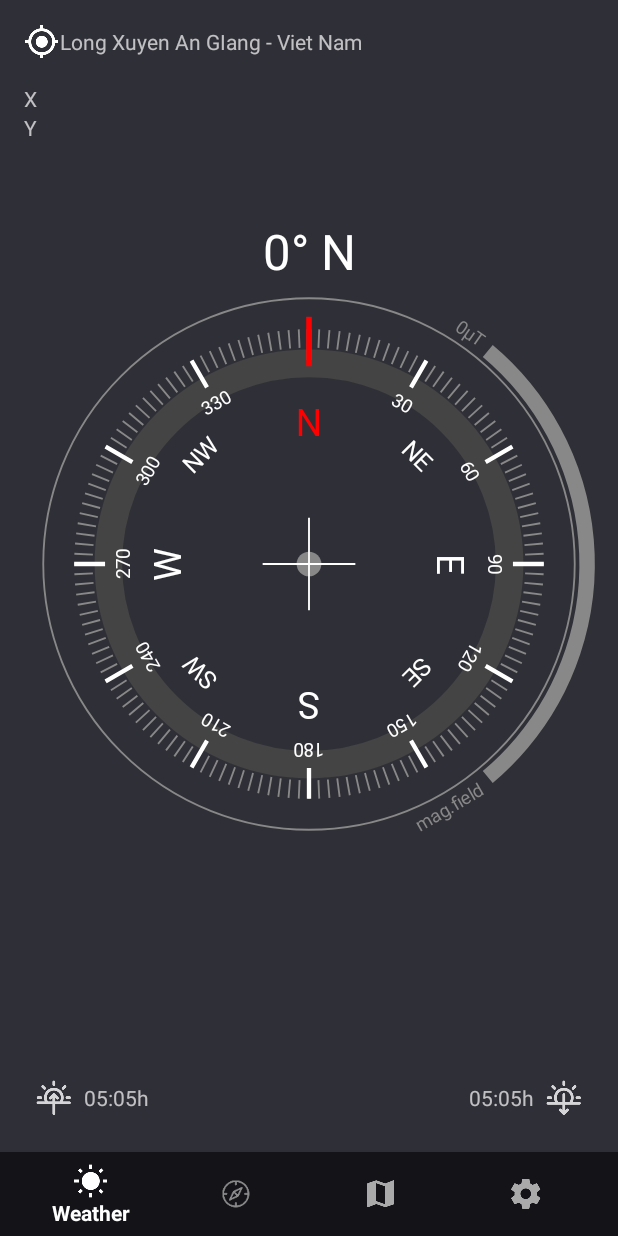
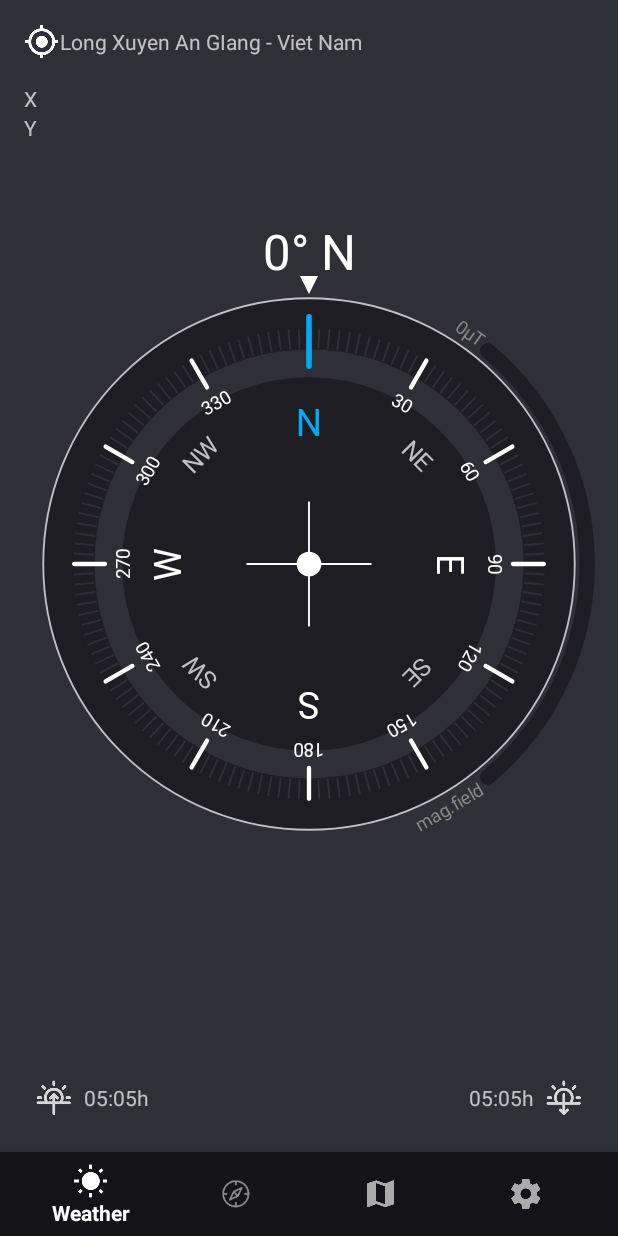
Before and after one commit to tranleduy2000/Compass, an Android app: the screen it shows after launch (MainActivity), on a phone screen of 412 x 824 dp. Run offline under Robolectric (Android 15) with nearby library versions, the phone set to English and light mode, and no system bars; libraries missing offline, so code that uses them is left out: com.google.firebase.crash; 1 statement that could not run was skipped.

Commit message:
improve color

```diff
--- a/app/src/main/java/com/duy/compass/MainActivity.java
+++ b/app/src/main/java/com/duy/compass/MainActivity.java
@@ -8,9 +8,6 @@ import android.support.v4.app.FragmentPagerAdapter;
 import android.support.v7.app.AppCompatActivity;
 
 import com.duy.compass.fragments.CompassFragment;
-import com.duy.compass.fragments.CompassMapFragment;
-import com.duy.compass.fragments.SettingFragment;
-import com.duy.compass.fragments.WeatherFragment;
 import com.duy.compass.view.CustomViewPager;
 
 public class MainActivity extends AppCompatActivity {
@@ -24,20 +21,20 @@ public class MainActivity extends AppCompatActivity {
         FragmentPagerAdapter adapter = new FragmentPagerAdapter(getSupportFragmentManager()) {
             @Override
             public int getCount() {
-                return 4;
+                return 1;
             }
 
             @Override
             public Fragment getItem(int position) {
                 switch (position) {
+//                    case 0:
+//                        return new WeatherFragment();
                     case 0:
-                        return new WeatherFragment();
-                    case 1:
                         return new CompassFragment();
-                    case 2:
-                        return new CompassMapFragment();
-                    case 3:
-                        return new SettingFragment();
+//                    case 2:
+//                        return new CompassMapFragment();
+//                    case 3:
+//                        return new SettingFragment();
                 }
                 return null;
             }
--- a/app/src/main/java/com/duy/compass/compass/CanvasHelper.java
+++ b/app/src/main/java/com/duy/compass/compass/CanvasHelper.java
@@ -11,8 +11,12 @@ import android.graphics.Point;
 import android.graphics.RectF;
 import android.graphics.Shader;
 import android.graphics.Typeface;
+import android.support.annotation.ColorInt;
+import android.support.annotation.NonNull;
 import android.support.annotation.Nullable;
+import android.support.v4.content.ContextCompat;
 
+import com.duy.compass.R;
 import com.duy.compass.model.SensorValue;
 import com.duy.compass.model.Sunshine;
 
@@ -25,9 +29,26 @@ public class CanvasHelper {
     private final Paint mDirectionTextPaint = new Paint(Paint.ANTI_ALIAS_FLAG);
     private final Paint mPathPaint = new Paint(Paint.ANTI_ALIAS_FLAG);
     private final Paint mMagneticPaint = new Paint(Paint.ANTI_ALIAS_FLAG);
+    private final Paint mBackgroundPaint = new Paint(Paint.ANTI_ALIAS_FLAG);
+
     private final Path mPath = new Path();
     private final SensorValue mSensorValue = new SensorValue();
+    private final float mMaxRadius = 430;
 
+    /*Color*/
+    @ColorInt
+    private int mForegroundColor;
+    @ColorInt
+    private int mBackgroundColor;
+    @ColorInt
+    private int mPrimaryTextColor;
+    @ColorInt
+    private int mSecondaryTextColor;
+    @ColorInt
+    private int mAccentColor;
+
+    @NonNull
+    private Context mContext;
     private Typeface mTypeface;
     @Nullable
     private Sunshine mSunshine = new Sunshine(30, 123);
@@ -39,8 +60,9 @@ public class CanvasHelper {
     @Nullable
     private Path mClockPathPrimary = null;
 
-    public CanvasHelper(Context context) {
-        mTypeface = Typeface.createFromAsset(context.getAssets(), "fonts/Roboto-Regular.ttf");
+    public CanvasHelper(@NonNull Context context) {
+        this.mContext = context;
+        this.mTypeface = Typeface.createFromAsset(context.getAssets(), "fonts/Roboto-Regular.ttf");
     }
 
     public SensorValue getSensorValue() {
@@ -53,17 +75,39 @@ public class CanvasHelper {
         mUnitPadding = realPx(5);
         initPaint();
 
-        //draw background
-        drawCircle(canvas);
+        drawBackground(canvas);
         drawMagnetic(canvas);
         drawClock(canvas);
         drawValue(canvas);
-//        drawSunTime(canvas);
+        //drawSunTime(canvas);
         drawPitchRoll(canvas);
     }
 
+    private void drawBackground(Canvas canvas) {
+        float radius = realPx(mMaxRadius);
+
+        canvas.drawCircle(mCenter.x, mCenter.y, radius, mBackgroundPaint);
+
+        mPathPaint.setColor(mSecondaryTextColor);
+        mPathPaint.setStyle(Style.STROKE);
+        mPathPaint.setStrokeWidth(realPx(3));
+
+        canvas.drawCircle(mCenter.x, mCenter.y, radius, mPathPaint);
+
+        mPathPaint.setColor(mForegroundColor);
+
+        Paint.FontMetrics fm = mNumberTextPaint.getFontMetrics();
+        float fontHeight = fm.bottom - fm.top + fm.leading;
+
+        float strokeWidth = 20 + fontHeight;
+        mPathPaint.setStrokeWidth(realPx(strokeWidth));
+
+        radius = realPx(350 - strokeWidth / 2.0f - mUnitPadding);
+        canvas.drawCircle(mCenter.x, mCenter.y, radius, mPathPaint);
+    }
+
     private void drawPitchRoll(Canvas canvas) {
-        mPathPaint.setColor(Color.GRAY);
+        mPathPaint.setColor(mPrimaryTextColor);
         mPathPaint.setStyle(Style.FILL);
         float roll = mSensorValue.getRoll();
         float pitch = mSensorValue.getPitch();
@@ -71,13 +115,13 @@ public class CanvasHelper {
         float radius = realPx(20);
 
         float cosP = (float) Math.cos(Math.toRadians(pitch - 90));
-        int length = 150;
+        int length = 100;
         float x = (float) (realPx(length) * cosP);
         float cosR = (float) Math.cos(Math.toRadians(roll - 90));
         float y = (float) (realPx(length) * cosR);
         canvas.drawCircle(mCenter.x - x, mCenter.y + y, radius, mPathPaint);
 
-        radius = realPx(length / 2);
+        radius = realPx(length );
         mPath.reset();
         mPath.moveTo(mCenter.x - radius, mCenter.y);
         mPath.lineTo(mCenter.x + radius, mCenter.y);
@@ -93,9 +137,8 @@ public class CanvasHelper {
     private void drawMagnetic(Canvas canvas) {
         float step = realPx(450);
 
-
         mPathPaint.setStrokeWidth(realPx(25));
-        mPathPaint.setColor(Color.GRAY);
+        mPathPaint.setColor(mBackgroundColor);
 
         RectF bound = new RectF(mCenter.x - step, mCenter.y - step, mCenter.x + step, mCenter.y + step);
         int sweepAngle = 100;
@@ -143,12 +186,12 @@ public class CanvasHelper {
         int y = (int) (mCenter.y - realPx(430 + mUnitPadding * 2));
         int length = (int) realPx(30);
 
-//        mPath.reset();
-//        mPath.lineTo(x - length / 2.0f, y - length);
-//        mPath.lineTo(x + length / 2.0f, y - length);
-//        mPath.lineTo(x, y);
-//        mPath.lineTo(x - length / 2.0f, y - length);
-//        canvas.drawPath(mPath, mPathPaint);
+        mPath.reset();
+        mPath.lineTo(x - length / 2.0f, y - length);
+        mPath.lineTo(x + length / 2.0f, y - length);
+        mPath.lineTo(x, y);
+        mPath.lineTo(x - length / 2.0f, y - length);
+        canvas.drawPath(mPath, mPathPaint);
 
         mPathPaint.setTextSize(realPx(80));
         mPathPaint.setColor(Color.WHITE);
@@ -159,7 +202,7 @@ public class CanvasHelper {
 
     private void initPaint() {
         mNumberTextPaint.setTextSize(realPx(30));
-        mNumberTextPaint.setColor(Color.WHITE);
+        mNumberTextPaint.setColor(mPrimaryTextColor);
         mNumberTextPaint.setTypeface(mTypeface);
 
         mDirectionTextPaint.setTextSize(realPx(60));
@@ -169,28 +212,20 @@ public class CanvasHelper {
         mMagneticPaint.setShader(gradient);
         mMagneticPaint.setStrokeWidth(realPx(25));
         mMagneticPaint.setStyle(Style.STROKE);
+        mMagneticPaint.setStrokeCap(Paint.Cap.ROUND);
 
+        mForegroundColor = ContextCompat.getColor(mContext, R.color.compass_foreground_color);
+        mBackgroundColor = ContextCompat.getColor(mContext, R.color.compass_background_color);
+        mPrimaryTextColor = ContextCompat.getColor(mContext, R.color.compass_text_primary_color);
+        mSecondaryTextColor = ContextCompat.getColor(mContext, R.color.compass_text_secondary_color);
+        mAccentColor = ContextCompat.getColor(mContext, R.color.compass_accent_color);
+        mBackgroundPaint.setColor(mBackgroundColor);
+        mBackgroundPaint.setStyle(Style.FILL);
+
+        mPathPaint.setStrokeCap(Paint.Cap.ROUND);
     }
 
-    private void drawCircle(Canvas canvas) {
-        float radius = realPx(430);
-        mPathPaint.setColor(Color.GRAY);
-        mPathPaint.setStyle(Style.STROKE);
-        mPathPaint.setStrokeWidth(realPx(3));
 
-        canvas.drawCircle(mCenter.x, mCenter.y, radius, mPathPaint);
-
-        mPathPaint.setColor(Color.DKGRAY);
-
-        Paint.FontMetrics fm = mNumberTextPaint.getFontMetrics();
-        float fontHeight = fm.bottom - fm.top + fm.leading;
-
-        float strokeWidth = 20 + fontHeight;
-        mPathPaint.setStrokeWidth(realPx(strokeWidth));
-
-        radius = realPx(350 - strokeWidth / 2.0f - mUnitPadding);
-        canvas.drawCircle(mCenter.x, mCenter.y, radius, mPathPaint);
-    }
 
     private void drawClock(Canvas canvas) {
         canvas.save();
@@ -204,7 +239,7 @@ public class CanvasHelper {
 
 
     private void drawClock(Canvas canvas, Point center) {
-        mPathPaint.setColor(Color.GRAY);
+        mPathPaint.setColor(mForegroundColor);
         mPathPaint.setStyle(Style.STROKE);
         mPathPaint.setStrokeWidth(realPx(3));
 
@@ -266,7 +301,7 @@ public class CanvasHelper {
         x = realPx(400) * cos;
         y = realPx(400) * sin;
         mPath.lineTo(x + ((float) mCenter.x), y + ((float) mCenter.y));
-        mPathPaint.setColor(Color.RED);
+        mPathPaint.setColor(mAccentColor);
         mPathPaint.setStrokeWidth(realPx(9));
 
         canvas.drawPath(mPath, mPathPaint);
@@ -351,16 +386,17 @@ public class CanvasHelper {
         float fontHeight = fm.bottom - fm.top + fm.leading;
         float radiusPx = realPx(330) - fontHeight - realPx(mUnitPadding);
 
-        mDirectionTextPaint.setColor(Color.RED);
+        mDirectionTextPaint.setColor(mAccentColor);
         mDirectionTextPaint.setTextSize(realPx(60));
 
         drawDirectionText(canvas, 270, "N", radiusPx, mDirectionTextPaint);
-        mDirectionTextPaint.setColor(Color.WHITE);
+        mDirectionTextPaint.setColor(mPrimaryTextColor);
         drawDirectionText(canvas, 0, "E", radiusPx, mDirectionTextPaint);
         drawDirectionText(canvas, 90, "S", radiusPx, mDirectionTextPaint);
         drawDirectionText(canvas, 180, "W", radiusPx, mDirectionTextPaint);
 
         mDirectionTextPaint.setTextSize(realPx(40));
+        mDirectionTextPaint.setColor(mSecondaryTextColor);
 
         drawDirectionText(canvas, 315, "NE", radiusPx, mDirectionTextPaint);
         drawDirectionText(canvas, 45, "SE", radiusPx, mDirectionTextPaint);
--- a/app/src/main/res/values/colors.xml
+++ b/app/src/main/res/values/colors.xml
@@ -3,5 +3,10 @@
     <color name="colorPrimary">#141318</color>
     <color name="colorPrimaryDark">#141318</color>
     <color name="colorAccent">#28ccf5</color>
-    <color name="window_background_color" >#2f2f37</color>
+    <color name="window_background_color">#2f2f37</color>
+    <color name="compass_foreground_color">#2f2f37</color>
+    <color name="compass_background_color">#1e1d23</color>
+    <color name="compass_text_secondary_color">#c0bfc5</color>
+    <color name="compass_text_primary_color">#ffffff</color>
+    <color name="compass_accent_color">#03a9f4</color>
 </resources>
```
